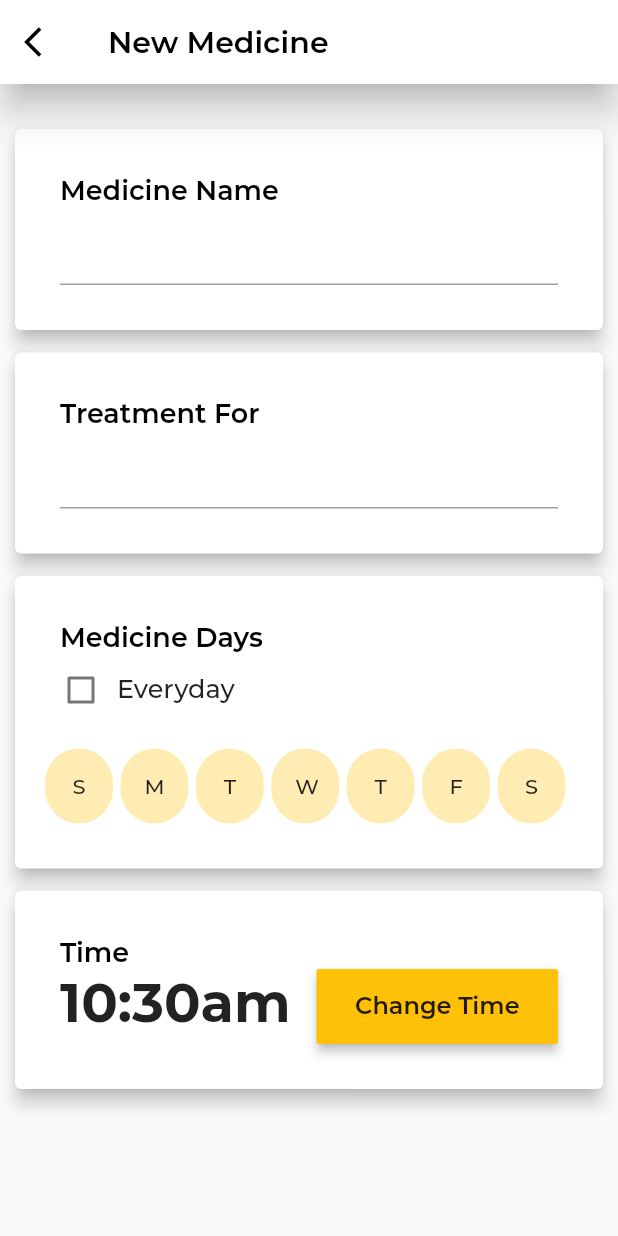
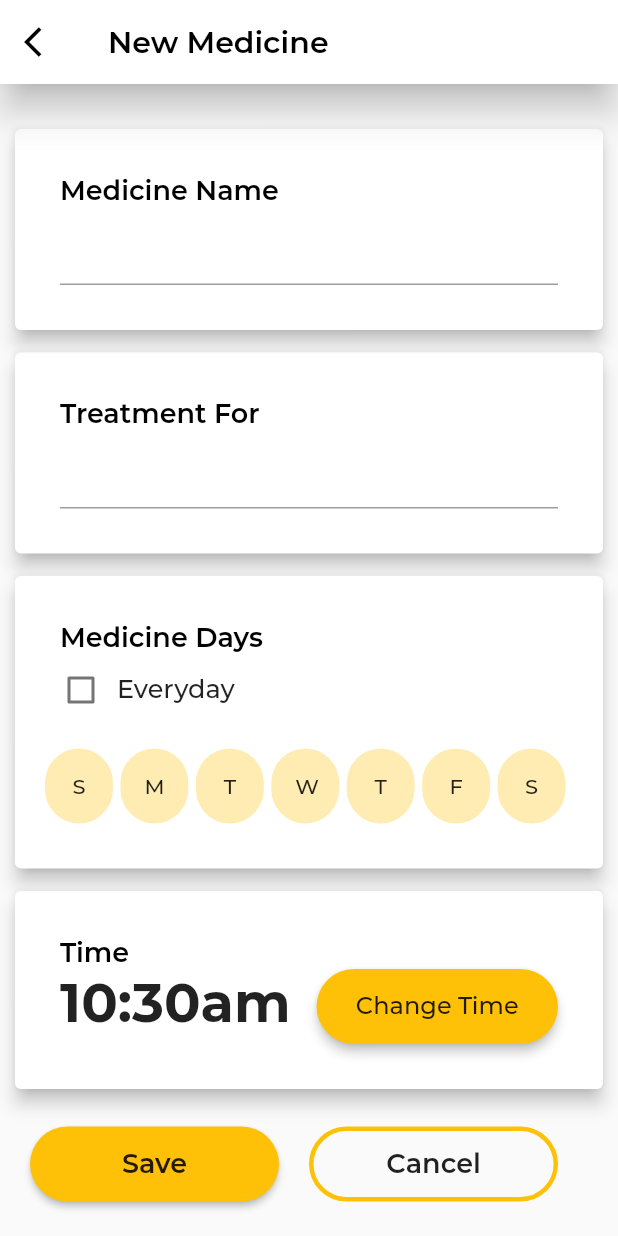
Before and after one commit to deninpaul/Medic.ly, a Flutter app: the screen it shows after launch, scrolled down 576 dp, after a tap on the "add" icon, on a phone screen of 412 x 824 dp. Run offline on Flutter 3.47's test engine with Material 2 defaults, Android fonts, the phone set to English and light mode, and no system bars; our stand-ins replace sqflite; accounts and stored records are empty; project files that could hold a hidden picture were left out.

Commit message:
ui add reminder completed

```diff
--- a/app/lib/ui/medlist.dart
+++ b/app/lib/ui/medlist.dart
@@ -86,22 +86,27 @@ ListView getListView() {
       Container(
         width: 150.0,
         color: Colors.red,
+        margin: EdgeInsets.only(right: 10),
       ),
       Container(
         width: 150.0,
         color: Colors.blue,
+        margin: EdgeInsets.only(right: 10),
       ),
       Container(
         width: 150.0,
         color: Colors.green,
+        margin: EdgeInsets.only(right: 10),
       ),
       Container(
         width: 150.0,
         color: Colors.yellow,
+        margin: EdgeInsets.only(right: 10),
       ),
       Container(
         width: 150.0,
         color: Colors.orange,
+        margin: EdgeInsets.only(right: 10),
       ),
     ],
   );
--- a/app/lib/ui/newReminder.dart
+++ b/app/lib/ui/newReminder.dart
@@ -3,15 +3,11 @@ import 'package:flutter/material.dart';
 class NewMed extends StatelessWidget {
   @override
   Widget build(BuildContext context) {
-    return MaterialApp(
-      title: 'New Medicine Page',
-      theme: ThemeData(primarySwatch: Colors.amber, fontFamily: 'Montserrat'),
-      home: Scaffold(
+    return Scaffold(
       appBar: AppBar(
         title: Text(
           "New Medicine",
-              style:
-                  TextStyle(color: Colors.black, fontWeight: FontWeight.w600),
+          style: TextStyle(color: Colors.black, fontWeight: FontWeight.w600),
         ),
         leading: IconButton(
           icon: Icon(Icons.arrow_back_ios),
@@ -21,7 +17,7 @@ class NewMed extends StatelessWidget {
         elevation: 10,
         backgroundColor: Colors.white,
       ),
-          body: NewMedPage()),
+      body: NewMedPage(),
     );
   }
 }
@@ -191,8 +187,11 @@ class NewMedPageState extends State<NewMedPage> {
                               child: Text(
                                 "Change Time",
                                 style: TextStyle(
-                                    fontSize: 16, fontWeight: FontWeight.w600),
+                                    fontSize: 16, fontWeight: FontWeight.w500),
                               ),
+                              shape: RoundedRectangleBorder(
+                                  borderRadius:
+                                      BorderRadius.all(Radius.circular(30))),
                             ),
                             height: 50,
                             margin: EdgeInsets.only(left: 5),
@@ -201,7 +200,51 @@ class NewMedPageState extends State<NewMedPage> {
                       ],
                     )
                   ],
-                )))
+                ))),
+        Container(
+          margin: EdgeInsets.only(right: 20, bottom: 30, top: 10, left: 20),
+          child: Row(
+            crossAxisAlignment: CrossAxisAlignment.start,
+            mainAxisAlignment: MainAxisAlignment.spaceEvenly,
+            mainAxisSize: MainAxisSize.max,
+            children: <Widget>[
+              Expanded(
+                child: Container(
+                  child: RaisedButton(
+                    onPressed: () => Navigator.pop(context, false),
+                    child: Text(
+                      "Save",
+                      style:
+                          TextStyle(fontSize: 18, fontWeight: FontWeight.w600),
+                    ),
+                    elevation: 2,
+                    color: Colors.amber,
+                    shape: RoundedRectangleBorder(
+                        borderRadius: BorderRadius.all(Radius.circular(30))),
+                  ),
+                  height: 50,
+                  padding: EdgeInsets.only(right: 20),
+                ),
+              ),
+              Expanded(
+                child: Container(
+                    child: FlatButton(
+                      onPressed: () => Navigator.pop(context, false),
+                      child: Text(
+                        "Cancel",
+                        style: TextStyle(
+                            fontSize: 18, fontWeight: FontWeight.w600),
+                      ),
+                      shape: RoundedRectangleBorder(
+                          borderRadius: BorderRadius.all(Radius.circular(100)),
+                          side: BorderSide(color: Colors.amber, width: 3)),
+                    ),
+                    height: 50,
+                    padding: EdgeInsets.only(right: 20)),
+              ),
+            ],
+          ),
+        )
       ],
     );
   }
```
Lines whose indentation alone changed are shown as unchanged.
